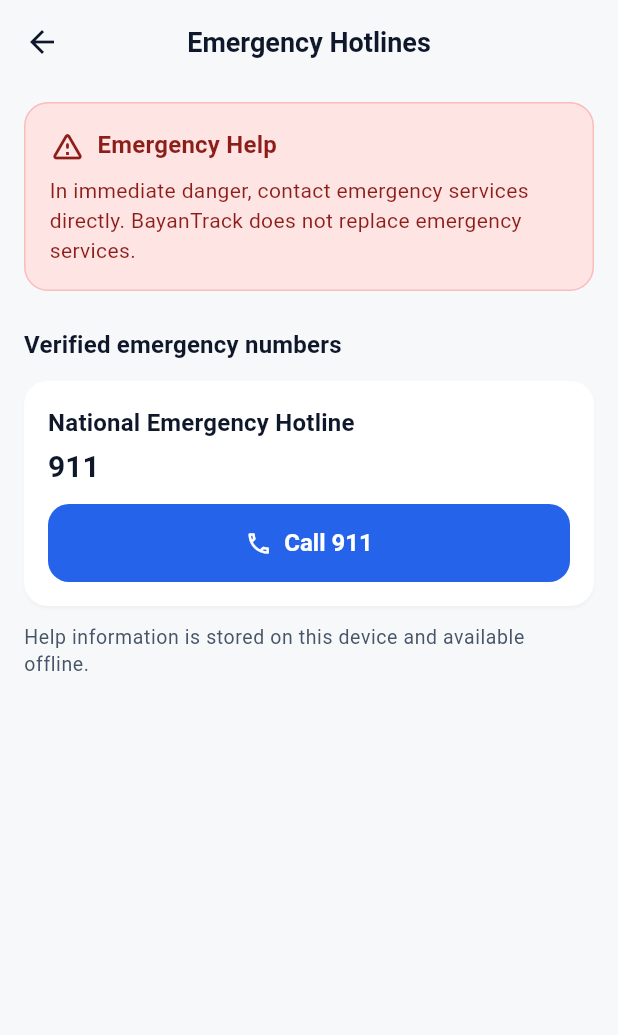
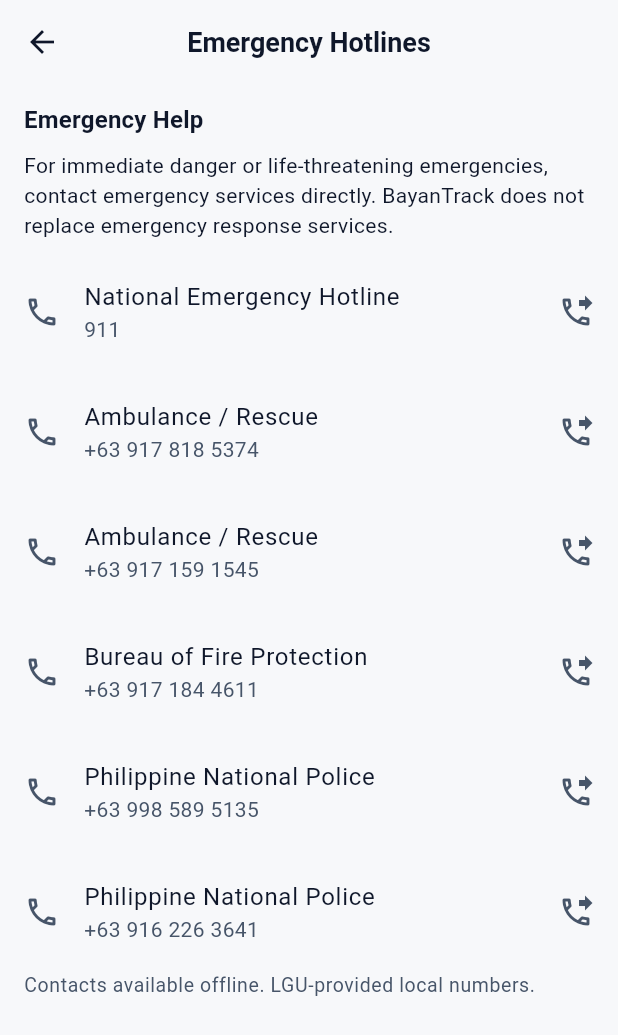
Before and after one commit to AkotosiJUSTIN/BayanTrack-Mobile, a Flutter app: the EmergencyHotlinesScreen screen opened directly, on a phone screen of 412 x 824 dp. Shown: the top 1035 px of the screen. Run offline on Flutter 3.47's test engine with Material 3 defaults, Android fonts, the phone set to English and light mode, and no system bars; our stand-ins replace camera, connectivity_plus, dio, equatable, firebase_core, firebase_messaging and 15 more; missing offline and left inert: google_mlkit_text_recognition; accounts and stored records are empty; generated files the repository leaves out were written again; project files that could hold a hidden picture were left out.

Commit message:
feat(help): add offline emergency hotlines and click-to-dial
Description: Add canonical hotline list and shared call actions across Help & Safety, FAQ, and Emergency Report flows. Add boundary proximity guidance using bundled geometry; leave neighboring contacts unconfigured.

```diff
--- a/lib/features/help/data/help_content.dart
+++ b/lib/features/help/data/help_content.dart
@@ -13,10 +13,15 @@ class HelpFaqCategory {
 }
 
 class EmergencyHotline {
-  const EmergencyHotline({required this.name, required this.number});
+  const EmergencyHotline({
+    required this.name,
+    required this.number,
+    this.municipalityId = 'urdaneta',
+  });
 
   final String name;
   final String number;
+  final String? municipalityId;
 }
 
 const helpFaqCategories = <HelpFaqCategory>[
@@ -267,13 +272,36 @@ const helpFaqCategories = <HelpFaqCategory>[
   ),
 ];
 
-// Verified on 2026-09-27: https://ehotlines.e.gov.ph/ lists 911 as the
-// National Emergency Hotline. The Urdaneta City CDRRMO page at
-// https://www.urdaneta-city.gov.ph/copy-of-gso has placeholder/conflicting
-// contact details; add local numbers only after direct city confirmation.
+// LGU-provided reference, added 2026-09-30. Reverify local contacts against
+// the current official source before production release.
 const emergencyHotlines = <EmergencyHotline>[
-  EmergencyHotline(name: 'National Emergency Hotline', number: '911'),
+  EmergencyHotline(
+    name: 'National Emergency Hotline',
+    number: '911',
+    municipalityId: null,
+  ),
+  EmergencyHotline(name: 'Ambulance / Rescue', number: '+63 917 818 5374'),
+  EmergencyHotline(name: 'Ambulance / Rescue', number: '+63 917 159 1545'),
+  EmergencyHotline(
+    name: 'Bureau of Fire Protection',
+    number: '+63 917 184 4611',
+  ),
+  EmergencyHotline(
+    name: 'Philippine National Police',
+    number: '+63 998 589 5135',
+  ),
+  EmergencyHotline(
+    name: 'Philippine National Police',
+    number: '+63 916 226 3641',
+  ),
 ];
+
+// Add only independently verified neighboring-LGU contacts, with their scope.
+const neighboringEmergencyHotlines = <EmergencyHotline>[];
+
+const emergencyServicesGuidance =
+    'For immediate danger or life-threatening emergencies, contact emergency '
+    'services directly. BayanTrack does not replace emergency response services.';
 
 List<HelpFaqCategory> filterHelpFaqCategories(String query) {
   final normalizedQuery = query.trim().toLowerCase();
@@ -299,9 +327,13 @@ List<HelpFaqCategory> filterHelpFaqCategories(String query) {
 }
 
 Uri? hotlineCallUri(String? number) {
-  final canonicalNumber = number?.trim();
-  if (canonicalNumber == null ||
-      !RegExp(r'^\+?[0-9]{2,20}$').hasMatch(canonicalNumber)) {
+  final formattedNumber = number?.trim();
+  if (formattedNumber == null ||
+      !RegExp(r'^\+?[0-9][0-9 ]*$').hasMatch(formattedNumber)) {
+    return null;
+  }
+  final canonicalNumber = formattedNumber.replaceAll(' ', '');
+  if (!RegExp(r'^\+?[0-9]{2,20}$').hasMatch(canonicalNumber)) {
     return null;
   }
   return Uri(scheme: 'tel', path: canonicalNumber);
--- a/lib/features/help/presentation/help_screens.dart
+++ b/lib/features/help/presentation/help_screens.dart
@@ -46,7 +46,7 @@ class HelpSafetySection extends StatelessWidget {
   }
 }
 
-class EmergencyHotlinesScreen extends StatefulWidget {
+class EmergencyHotlinesScreen extends StatelessWidget {
   const EmergencyHotlinesScreen({
     super.key,
     this.hotlines = emergencyHotlines,
@@ -57,63 +57,13 @@ class EmergencyHotlinesScreen extends StatefulWidget {
   final Future<bool> Function(Uri uri)? launchCall;
 
   @override
-  State<EmergencyHotlinesScreen> createState() =>
-      _EmergencyHotlinesScreenState();
-}
-
-class _EmergencyHotlinesScreenState extends State<EmergencyHotlinesScreen> {
-  Future<void> _call(Uri uri) async {
-    try {
-      final launch =
-          widget.launchCall ??
-          (uri) => launchUrl(uri, mode: LaunchMode.externalApplication);
-      if (!await launch(uri) && mounted) _showCallFailure(uri);
-    } catch (_) {
-      if (mounted) _showCallFailure(uri);
-    }
-  }
-
-  void _showCallFailure(Uri uri) {
-    ScaffoldMessenger.of(context).showSnackBar(
-      SnackBar(
-        content: Text(
-          'Could not open the phone app. Use your dialer to call ${uri.path}.',
-        ),
-      ),
-    );
-  }
-
-  @override
   Widget build(BuildContext context) {
-    final theme = Theme.of(context);
-
     return Scaffold(
       appBar: AppBar(title: const Text('Emergency Hotlines')),
       body: ListView(
         padding: const EdgeInsets.fromLTRB(16, 12, 16, 32),
         children: [
-          const _EmergencyHelpCard(),
-          const SizedBox(height: 24),
-          Text(
-            'Verified emergency numbers',
-            style: theme.textTheme.titleMedium,
-          ),
-          const SizedBox(height: 12),
-          if (widget.hotlines.isEmpty)
-            const _HotlineUnavailable(
-              message: 'No verified hotline numbers are available.',
-            )
-          else
-            for (final hotline in widget.hotlines) ...[
-              _HotlineTile(hotline: hotline, onCall: _call),
-              const SizedBox(height: 12),
-            ],
-          Text(
-            'Help information is stored on this device and available offline.',
-            style: theme.textTheme.bodySmall?.copyWith(
-              color: theme.colorScheme.onSurfaceVariant,
-            ),
-          ),
+          EmergencyHotlineSection(hotlines: hotlines, launchCall: launchCall),
         ],
       ),
     );
@@ -121,7 +71,9 @@ class _EmergencyHotlinesScreenState extends State<EmergencyHotlinesScreen> {
 }
 
 class HelpFaqScreen extends StatefulWidget {
-  const HelpFaqScreen({super.key});
+  const HelpFaqScreen({super.key, this.launchCall});
+
+  final Future<bool> Function(Uri uri)? launchCall;
 
   @override
   State<HelpFaqScreen> createState() => _HelpFaqScreenState();
@@ -150,7 +102,7 @@ class _HelpFaqScreenState extends State<HelpFaqScreen> {
         keyboardDismissBehavior: ScrollViewKeyboardDismissBehavior.onDrag,
         padding: const EdgeInsets.fromLTRB(16, 12, 16, 32),
         children: [
-          _EmergencyHelpCard(onPressed: () => _openEmergencyHotlines(context)),
+          EmergencyHotlineSection(launchCall: widget.launchCall),
           const SizedBox(height: 24),
           Text('Frequently Asked Questions', style: theme.textTheme.titleLarge),
           const SizedBox(height: 12),
@@ -262,41 +214,104 @@ class _FaqCategoryTile extends StatelessWidget {
   }
 }
 
+class EmergencyHotlineSection extends StatefulWidget {
+  const EmergencyHotlineSection({
+    super.key,
+    this.hotlines = emergencyHotlines,
+    this.launchCall,
+    this.nearBoundary = false,
+  });
+
+  final List<EmergencyHotline> hotlines;
+  final Future<bool> Function(Uri uri)? launchCall;
+  final bool nearBoundary;
+
+  @override
+  State<EmergencyHotlineSection> createState() =>
+      _EmergencyHotlineSectionState();
+}
+
+class _EmergencyHotlineSectionState extends State<EmergencyHotlineSection> {
+  Future<void> _call(EmergencyHotline hotline) async {
+    final uri = hotlineCallUri(hotline.number);
+    if (uri == null) return;
+    try {
+      final launch =
+          widget.launchCall ??
+          (uri) => launchUrl(uri, mode: LaunchMode.externalApplication);
+      if (await launch(uri)) return;
+    } catch (_) {
+      // Missing dialers are expected on tablets and simulators.
+    }
+    if (!mounted) return;
+    ScaffoldMessenger.of(context).showSnackBar(
+      SnackBar(
+        content: Text(
+          'Phone app unavailable. Call ${hotline.number} using another phone.',
+        ),
+      ),
+    );
+  }
+
+  @override
+  Widget build(BuildContext context) {
+    final theme = Theme.of(context);
+    final contacts = [
+      ...widget.hotlines,
+      if (widget.nearBoundary) ...neighboringEmergencyHotlines,
+    ];
+    return Column(
+      crossAxisAlignment: CrossAxisAlignment.stretch,
+      children: [
+        Text('Emergency Help', style: theme.textTheme.titleMedium),
+        const SizedBox(height: 8),
+        const Text(emergencyServicesGuidance),
+        const SizedBox(height: 8),
+        if (contacts.isEmpty)
+          const _HotlineUnavailable(
+            message: 'No hotline numbers are configured.',
+          ),
+        for (final hotline in contacts)
+          _HotlineTile(hotline: hotline, onCall: () => _call(hotline)),
+        if (widget.nearBoundary)
+          const Padding(
+            padding: EdgeInsets.symmetric(vertical: 8),
+            child: Text(
+              'Location is near the city boundary. Confirm your location with '
+              'emergency services. No neighboring LGU dispatch is confirmed.',
+            ),
+          ),
+        Text(
+          'Contacts available offline. LGU-provided local numbers.',
+          style: theme.textTheme.bodySmall,
+        ),
+      ],
+    );
+  }
+}
+
 class _HotlineTile extends StatelessWidget {
   const _HotlineTile({required this.hotline, required this.onCall});
 
   final EmergencyHotline hotline;
-  final ValueChanged<Uri> onCall;
+  final VoidCallback onCall;
 
   @override
   Widget build(BuildContext context) {
-    final theme = Theme.of(context);
     final uri = hotlineCallUri(hotline.number);
 
-    return CivicSurface(
-      padding: const EdgeInsets.all(16),
-      child: Column(
-        crossAxisAlignment: CrossAxisAlignment.stretch,
-        children: [
-          Text(hotline.name, style: theme.textTheme.titleMedium),
-          if (uri == null)
-            const _HotlineUnavailable(
-              message:
-                  'Call unavailable: this number is unavailable or invalid.',
-            )
-          else ...[
-            const SizedBox(height: 4),
-            Text(hotline.number, style: theme.textTheme.headlineMedium),
-            const SizedBox(height: 12),
-            FilledButton.icon(
-              key: ValueKey('hotline-call-${hotline.number}'),
-              onPressed: () => onCall(uri),
-              icon: const Icon(Icons.call_outlined),
-              label: Text('Call ${hotline.number}'),
-            ),
-          ],
-        ],
+    return ListTile(
+      key: ValueKey('hotline-call-${hotline.number}'),
+      contentPadding: const EdgeInsets.symmetric(vertical: 4),
+      leading: const Icon(Icons.call_outlined),
+      title: Text(hotline.name),
+      subtitle: Text(
+        uri == null ? 'This number is unavailable or invalid.' : hotline.number,
       ),
+      trailing: uri == null ? null : const Icon(Icons.phone_forwarded_outlined),
+      onTap: uri == null ? null : onCall,
+      enabled: uri != null,
+      minVerticalPadding: 12,
     );
   }
 }
@@ -354,7 +369,7 @@ class _EmergencyHelpCard extends StatelessWidget {
           ),
           const SizedBox(height: 8),
           Text(
-            'In immediate danger, contact emergency services directly. BayanTrack does not replace emergency services.',
+            emergencyServicesGuidance,
             style: theme.textTheme.bodyMedium?.copyWith(
               color: scheme.onErrorContainer,
             ),
```
Also changed, not shown: lib/core/maps/municipality_boundary.dart (+44 -0 lines), lib/features/reports/presentation/new_report/quick_report_screen.dart (+46 -6 lines), 5 other files.
